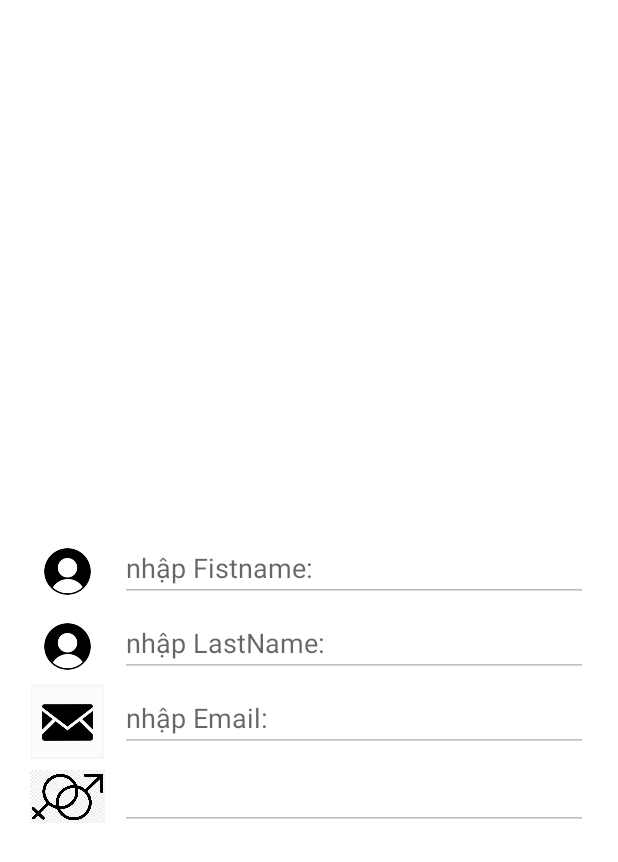
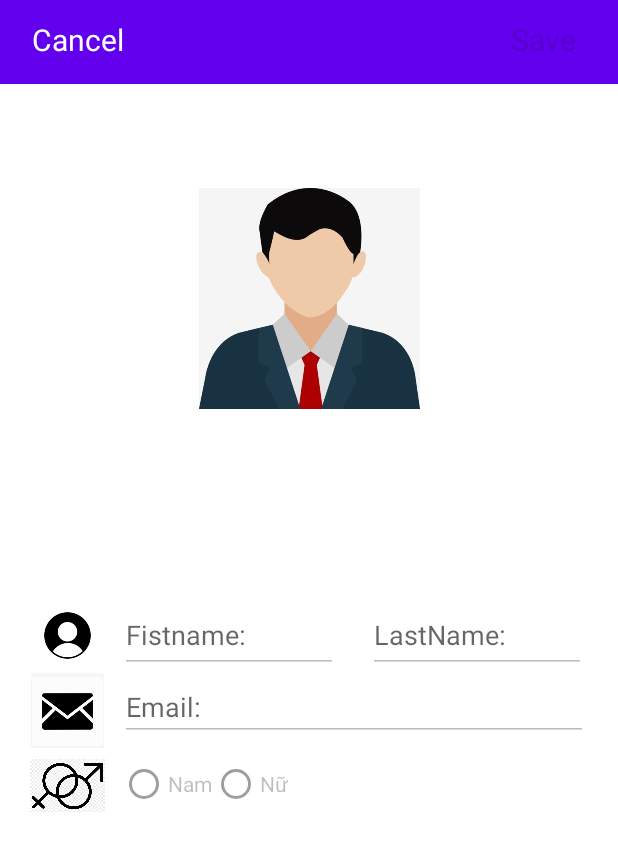
Before and after one commit to dangpham3040/shop_android, an Android app: the profile screen opened directly, with no data from a screen before it, on a phone screen of 412 x 824 dp. Shown: the top 862 px of the screen. Run offline under Robolectric (Android 15) with nearby library versions, the phone set to English and light mode, and no system bars; our stand-ins replace Firebase (no records; nobody signed in at launch, a user with empty details on screens opened directly), Picasso; pictures from the network do not load; 1 statement that could not run was skipped.

Commit message:
third commit

```diff
--- a/app/src/main/java/com/example/shop_android/home.java
+++ b/app/src/main/java/com/example/shop_android/home.java
@@ -66,7 +66,7 @@ public class home extends AppCompatActivity {
                 Log.d(TAG, full);
 
                 Intent intent = new Intent(home.this, chat.class);
-              Bundle bundle=new Bundle();
+                Bundle bundle = new Bundle();
                 bundle.putString("otherID", user.getId().toString());
                 bundle.putString("userID", currentuser);
                 intent.putExtras(bundle);
@@ -80,9 +80,9 @@ public class home extends AppCompatActivity {
         btnlogout = findViewById(R.id.logout);
         listView = findViewById(R.id.list);
         userAdapter = new UserAdapter(getApplicationContext(), R.layout.list, listuser);
-
         Database = FirebaseDatabase.getInstance();
         mDatabase = Database.getReference("User");
+        listuser.removeAll(listuser);
         mDatabase.addValueEventListener(new ValueEventListener() {
             @Override
             public void onDataChange(@NonNull DataSnapshot snapshot) {
--- a/app/src/main/java/com/example/shop_android/profile.java
+++ b/app/src/main/java/com/example/shop_android/profile.java
@@ -1,14 +1,23 @@
 package com.example.shop_android;
 
 import androidx.annotation.NonNull;
+import androidx.appcompat.app.AlertDialog;
 import androidx.appcompat.app.AppCompatActivity;
 
+import android.content.DialogInterface;
 import android.content.Intent;
+import android.graphics.Color;
 import android.os.Bundle;
+import android.text.Editable;
+import android.text.TextWatcher;
 import android.util.Log;
+import android.view.View;
+import android.widget.CheckBox;
 import android.widget.EditText;
 import android.widget.ImageView;
+import android.widget.RadioButton;
 import android.widget.Spinner;
+import android.widget.TextView;
 import android.widget.Toast;
 
 import com.google.firebase.auth.FirebaseAuth;
@@ -23,11 +32,13 @@ import com.squareup.picasso.Picasso;
 public class profile extends AppCompatActivity {
     ImageView profileimg;
     EditText fist, last, email;
-    EditText sex;
+    RadioButton male,female;
     FirebaseDatabase Database;
     DatabaseReference mDatabase;
     FirebaseAuth fAuth;
+    TextView save, cancel;
     String gioitinh;
+    String Fist, Last, Email;
     String otherID;
     String currentuser;
 
@@ -36,15 +47,133 @@ public class profile extends AppCompatActivity {
         super.onCreate(savedInstanceState);
         setContentView(R.layout.activity_profile);
         setControl();
+        setEnvet();
     }
+
+    private void setEnvet() {
+        cancel.setOnClickListener(new View.OnClickListener() {
+            @Override
+            public void onClick(View v) {
+                finish();
+            }
+        });
+        save.setOnClickListener(new View.OnClickListener() {
+            @Override
+            public void onClick(View v) {
+                Update();
+            }
+        });
+        fist.addTextChangedListener(new TextWatcher() {
+            @Override
+            public void beforeTextChanged(CharSequence s, int start, int count, int after) {
+
+            }
+
+            @Override
+            public void onTextChanged(CharSequence s, int start, int before, int count) {
+
+            }
+
+            @Override
+            public void afterTextChanged(Editable s) {
+                if(iscurrentuser()==true){
+                    if (Fist.equals( fist.getText().toString())) {
+
+                    } else {
+                        save.setEnabled(true);
+                        save.setTextColor(Color.parseColor("#FFFFFF"));
+                    }
+                }
+
+            }
+        });
+        last.addTextChangedListener(new TextWatcher() {
+            @Override
+            public void beforeTextChanged(CharSequence s, int start, int count, int after) {
+
+            }
+
+            @Override
+            public void onTextChanged(CharSequence s, int start, int before, int count) {
+
+            }
+
+            @Override
+            public void afterTextChanged(Editable s) {
+                if (iscurrentuser()==true){
+                    if (Last.equals( last.getText().toString())) {
+                    } else {
+                        save.setEnabled(true);
+                        save.setTextColor(Color.parseColor("#FFFFFF"));
+                    }
+                }
+
+            }
+        });
+        email.addTextChangedListener(new TextWatcher() {
+            @Override
+            public void beforeTextChanged(CharSequence s, int start, int count, int after) {
+
+            }
+
+            @Override
+            public void onTextChanged(CharSequence s, int start, int before, int count) {
+
+            }
+
+            @Override
+            public void afterTextChanged(Editable s) {
+                if(iscurrentuser()==true){
+                    if (Email.equals( fist.getText().toString())) {
+                    } else {
+                        save.setEnabled(true);
+                        save.setTextColor(Color.parseColor("#FFFFFF"));
+                    }
+                }
+
+            }
+        });
+
+
+    }
+
+    private void Update() {
+        AlertDialog.Builder b = new AlertDialog.Builder(this);
+        b.setTitle("Update?");
+        b.setMessage("Are you sure ?");
+        b.setPositiveButton("Yes", new DialogInterface.OnClickListener() {
+            public void onClick(DialogInterface dialog, int id) {
+                mDatabase.child(otherID).child("fist").setValue(fist.getText().toString());
+                mDatabase.child(otherID).child("last").setValue(last.getText().toString());
+                mDatabase.child(otherID).child("email").setValue(email.getText().toString());
+                startActivity(new Intent(getApplicationContext(), home.class));
+            }
+        });
+        b.setNegativeButton("No", new DialogInterface.OnClickListener() {
+            @Override
+            public void onClick(DialogInterface dialog, int which) {
+                dialog.cancel();
+            }
+        });
+        //Tạo dialog
+        AlertDialog al = b.create();
+        //Hiển thị
+        al.show();
+
+
+    }
+
 
     private void setControl() {
         profileimg = findViewById(R.id.imageView);
         fist = findViewById(R.id.fist);
         last = findViewById(R.id.last);
         email = findViewById(R.id.email);
+        male=findViewById(R.id.male);
+        female=findViewById(R.id.female);
+        cancel = findViewById(R.id.cancel);
+        save = findViewById(R.id.save);
 
-        sex = findViewById(R.id.sex);
         Intent intent = getIntent();
         currentuser = FirebaseAuth.getInstance().getCurrentUser().getUid();
         otherID = intent.getStringExtra("otherID");
@@ -57,11 +186,22 @@ public class profile extends AppCompatActivity {
             public void onDataChange(@NonNull DataSnapshot snapshot) {
                 for (DataSnapshot ds : snapshot.getChildren()) {
                     if (ds.exists()) {
-                        fist.setText(ds.child("fist").getValue(String.class));
-                        last.setText(ds.child("last").getValue(String.class));
-                        email.setText(ds.child("email").getValue(String.class));
-                        sex.setText(ds.child("sex").getValue(String.class));
-                        String img=ds.child("pic").getValue(String.class);
+                        Fist = ds.child("fist").getValue(String.class);
+                        fist.setText(Fist);
+                        Last = ds.child("last").getValue(String.class);
+                        last.setText(Last);
+                        Email = ds.child("email").getValue(String.class);
+                        email.setText(Email);
+                        gioitinh=ds.child("sex").getValue(String.class);
+                        String nam= "Nam";
+                        if(gioitinh.equals(nam))
+                        {
+                            male.setChecked(true);
+                        }
+                        else{
+                            female.setChecked(true);
+                        }
+                        String img = ds.child("pic").getValue(String.class);
                         Picasso.get().load(img).into(profileimg);
 
                     } else {
@@ -76,15 +216,21 @@ public class profile extends AppCompatActivity {
 
             }
         });
-        iscurrentuser();
+       if(iscurrentuser()==true)
+       {
+           fist.setEnabled(true);
+           last.setEnabled(true);
+           email.setEnabled(true);
+           female.setEnabled(true);
+           male.setEnabled(true);
+       }
     }
 
-    private void iscurrentuser() {
+    private boolean iscurrentuser() {
         if (otherID.equals(currentuser)) {
-            fist.setEnabled(true);
-            last.setEnabled(true);
-            email.setEnabled(true);
+            return true;
         }
+        return false;
     }
 
 }
--- a/app/src/main/res/layout/activity_chat.xml
+++ b/app/src/main/res/layout/activity_chat.xml
@@ -60,6 +60,7 @@
         tools:layout_editor_absoluteX="-38dp" />
 
     <View
+        android:id="@+id/view"
         android:layout_width="match_parent"
         android:layout_height="1dp"
         android:background="@android:color/black"
--- a/app/src/main/res/layout/activity_profile.xml
+++ b/app/src/main/res/layout/activity_profile.xml
@@ -4,14 +4,20 @@
     xmlns:tools="http://schemas.android.com/tools"
     android:layout_width="match_parent"
     android:layout_height="match_parent"
-    tools:context=".profile"
-    android:orientation="vertical">
+    android:background="@color/white"
+    android:orientation="vertical"
+    tools:context=".profile">
+
+    <include
+        android:id="@+id/profilebar"
+        layout="@layout/app_profile_bar" />
 
     <ImageView
         android:id="@+id/imageView"
-        android:layout_width="120dp"
-        android:layout_height="120dp"
+        android:layout_width="203dp"
+        android:layout_height="147dp"
         android:layout_marginTop="50dp"
+        android:src="@drawable/user"
         app:layout_constraintBottom_toTopOf="@+id/linearLayout"
         app:layout_constraintEnd_toEndOf="parent"
         app:layout_constraintStart_toStartOf="parent"
@@ -37,7 +43,8 @@
 
         <LinearLayout
             android:layout_width="match_parent"
-            android:layout_height="wrap_content">
+            android:layout_height="wrap_content"
+            android:orientation="horizontal">
 
             <ImageView
                 android:layout_width="50dp"
@@ -46,28 +53,18 @@
                 android:src="@drawable/username" />
 
             <EditText
+                android:id="@+id/fist"
+                android:layout_width="145dp"
+                android:layout_height="50dp"
+                android:layout_marginRight="20dp"
                 android:enabled="false"
-                android:id="@+id/fist"
-                android:layout_width="match_parent"
-                android:layout_height="wrap_content"
                 android:hint="@string/fist" />
-        </LinearLayout>
-
-        <LinearLayout
-            android:layout_width="match_parent"
-            android:layout_height="wrap_content">
-
-            <ImageView
-                android:layout_width="50dp"
-                android:layout_height="50dp"
-                android:layout_marginRight="10dp"
-                android:src="@drawable/username" />
 
             <EditText
+                android:id="@+id/last"
+                android:layout_width="145dp"
+                android:layout_height="50dp"
                 android:enabled="false"
-                android:id="@+id/last"
-                android:layout_width="match_parent"
-                android:layout_height="wrap_content"
                 android:hint="@string/last" />
         </LinearLayout>
 
@@ -82,16 +79,13 @@
                 android:src="@drawable/email" />
 
             <EditText
-                android:enabled="false"
                 android:id="@+id/email"
                 android:layout_width="match_parent"
                 android:layout_height="wrap_content"
+                android:enabled="false"
 
                 android:hint="@string/email" />
         </LinearLayout>
-
-
-
 
 
         <LinearLayout
@@ -108,14 +102,28 @@
                 android:layout_marginRight="10dp"
                 android:src="@drawable/sex" />
 
-            <EditText
-                android:id="@+id/sex"
+            <RadioGroup
                 android:layout_width="match_parent"
                 android:layout_height="wrap_content"
-                android:layout_gravity="center"
-                android:enabled="false"
-               />
+                android:orientation="horizontal">
+
+                <RadioButton
+                    android:id="@+id/male"
+                    android:layout_width="wrap_content"
+                    android:layout_height="wrap_content"
+                    android:enabled="false"
+                    android:text="@string/male" />
+
+                <RadioButton
+                    android:id="@+id/female"
+                    android:layout_width="wrap_content"
+                    android:layout_height="wrap_content"
+                    android:enabled="false"
+                    android:text="@string/female" />
+            </RadioGroup>
+
         </LinearLayout>
+
     </LinearLayout>
 
 
--- /dev/null
+++ b/app/src/main/res/layout/app_profile_bar.xml
@@ -0,0 +1,44 @@
+<?xml version="1.0" encoding="utf-8"?>
+<androidx.appcompat.widget.Toolbar xmlns:android="http://schemas.android.com/apk/res/android"
+    xmlns:app="http://schemas.android.com/apk/res-auto"
+    xmlns:tools="http://schemas.android.com/tools"
+    android:layout_width="match_parent" android:layout_height="?attr/actionBarSize"
+    android:background="@color/purple_500"
+    >
+    <androidx.constraintlayout.widget.ConstraintLayout
+        android:layout_width="match_parent"
+        android:layout_height="50dp">
+        <TextView
+            android:id="@+id/cancel"
+            android:layout_width="wrap_content"
+            android:layout_height="wrap_content"
+            android:layout_marginStart="5dp"
+            android:layout_marginLeft="5dp"
+            android:layout_marginTop="10dp"
+            android:text="@string/cancel"
+            android:textSize="20dp"
+            android:textColor="#FFFFFF"
+            app:layout_constraintStart_toStartOf="parent"
+            app:layout_constraintTop_toTopOf="parent"
+            tools:ignore="MissingConstraints" />
+
+        <TextView
+            android:id="@+id/save"
+            android:enabled="false"
+            android:layout_width="wrap_content"
+            android:layout_height="wrap_content"
+            android:layout_marginStart="245dp"
+            android:layout_marginLeft="250dp"
+            android:layout_marginTop="10dp"
+            android:layout_marginEnd="15dp"
+            android:layout_marginRight="35dp"
+            android:textSize="20dp"
+
+            android:text="@string/save"
+            app:layout_constraintEnd_toEndOf="parent"
+            app:layout_constraintStart_toEndOf="@+id/cancel"
+            app:layout_constraintTop_toTopOf="parent" />
+    </androidx.constraintlayout.widget.ConstraintLayout>
+
+
+</androidx.appcompat.widget.Toolbar>
--- a/app/src/main/res/values/strings.xml
+++ b/app/src/main/res/values/strings.xml
@@ -9,10 +9,10 @@
     <string name="show">Hiển thị</string>
 
     //place_hoder
-    <string name="fist">nhập Fistname: </string>
-    <string name="last">nhập LastName: </string>
-    <string name="email">nhập Email: </string>
-    <string name="pas">nhập Password: </string>
+    <string name="fist">Fistname: </string>
+    <string name="last">LastName: </string>
+    <string name="email">Email: </string>
+    <string name="pas">Password: </string>
     <string name="_pas">nhập lại Password: </string>
     //tiêu đề
     <string name="registration">registration</string>
@@ -25,7 +25,10 @@
     <string name="full">Fullname: </string>
     <string name="register">register</string>
     <string name="logout">Logout</string>
-    <string name="login">login</string>
+    <string name="login">Login</string>
+    //text link
+    <string name="text_register">"Don't have an account yet?"</string>
+    <string name="text_login">Already have an account?</string>
     //link
     <string name="link_login"><font color='blue'> sign in!</font></string>
     <!--    <string name="link_register">"<font color='#FF000000'> </font><font color= '#02157C'></font>"</string>-->
@@ -34,6 +37,12 @@
     <string name="type">Type something...</string>
     <string name="username">Username</string>
     <string name="status">offline </string>
+    //profile bar
+    <string name="cancel">Cancel</string>
+    <string name="save">Save</string>
+    //check box
+    <string name="male">Nam</string>
+    <string name="female">Nữ</string>
 
     //spiner
     <array name="sex">\
```
Also changed, not shown: app/src/main/res/layout/activity_login.xml (+37 -20 lines), app/src/main/res/layout/activity_registration.xml (+29 -24 lines). Lines whose indentation alone changed are shown as unchanged.
